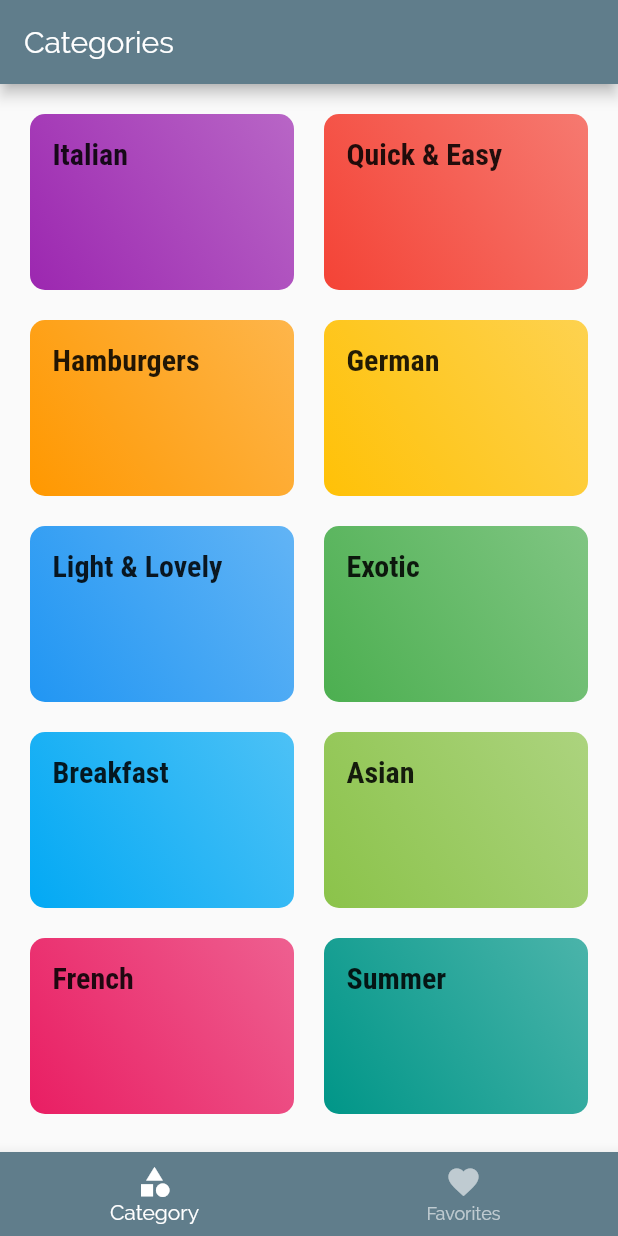
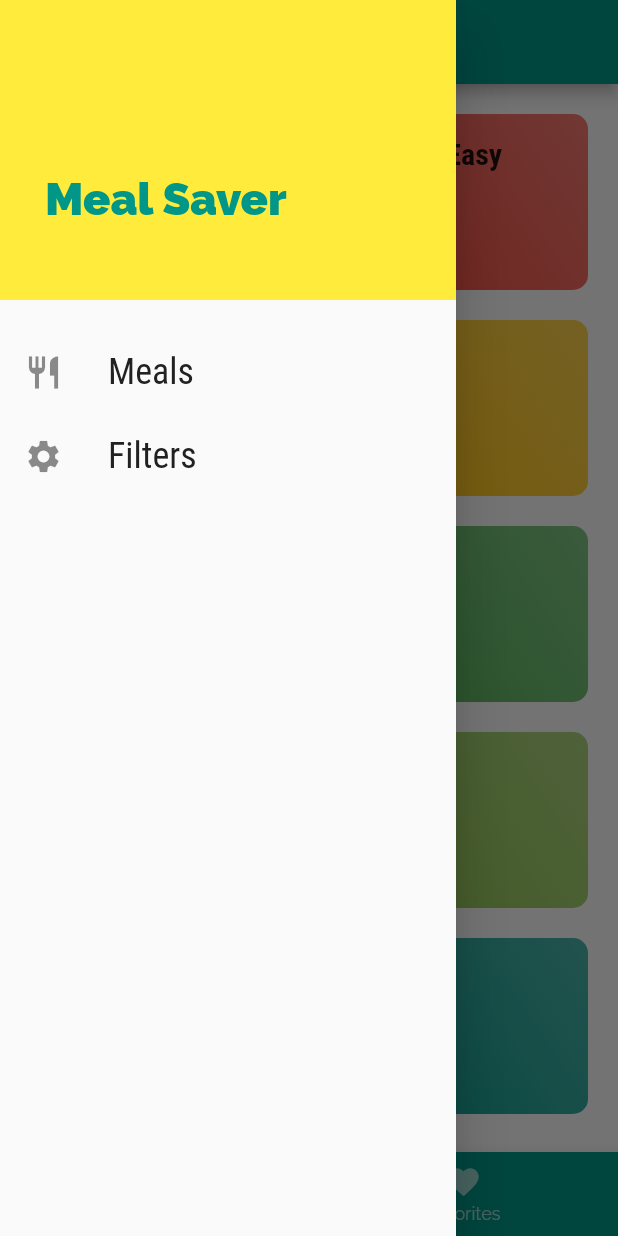
Before and after one commit to jemcmullin/meals_app_flutter_udemy, a Flutter app: the screen it shows after launch, with the side drawer open (before the commit the screen has no drawer), on a phone screen of 412 x 824 dp. Run offline on Flutter 3.47's test engine with Material 2 defaults, Android fonts, the phone set to English and light mode, and no system bars.

Commit message:
Add main drawer menu UI

```diff
--- a/lib/main.dart
+++ b/lib/main.dart
@@ -15,8 +15,8 @@ class MyApp extends StatelessWidget {
     return MaterialApp(
       title: 'Meals App',
       theme: ThemeData(
-        primarySwatch: Colors.blueGrey,
-        accentColor: Colors.amber,
+        primarySwatch: Colors.teal,
+        accentColor: Colors.yellow,
         fontFamily: 'Raleway',
         textTheme: ThemeData.light().textTheme.copyWith(
               bodyText1: TextStyle(
--- a/lib/screens/tabs_screen.dart
+++ b/lib/screens/tabs_screen.dart
@@ -1,4 +1,5 @@
 import 'package:flutter/material.dart';
+import '../widgets/main_drawer.dart';
 import '../screens/categories_screen.dart';
 import '../screens/favorites_screen.dart';
 
@@ -25,6 +26,7 @@ class _TabsScreenState extends State<TabsScreen> {
   Widget build(BuildContext context) {
     return Scaffold(
       appBar: AppBar(title: Text(_pages[_selectedIndex]['title'])),
+      drawer: MainDrawer(),
       body: _pages[_selectedIndex]['page'],
       bottomNavigationBar: BottomNavigationBar(
         selectedItemColor: Colors.white,
--- /dev/null
+++ b/lib/widgets/main_drawer.dart
@@ -0,0 +1,46 @@
+import 'package:flutter/material.dart';
+
+class MainDrawer extends StatelessWidget {
+  Widget _buildListItem(IconData listIcon, String label) {
+    return ListTile(
+      leading: Icon(listIcon, size: 26),
+      title: Text(
+        label,
+        style: TextStyle(
+          fontSize: 24,
+          fontFamily: 'RobotoCondensed',
+        ),
+      ),
+      onTap: () {},
+    );
+  }
+
+  @override
+  Widget build(BuildContext context) {
+    return Drawer(
+      child: Column(
+        children: [
+          Container(
+            padding: EdgeInsets.symmetric(horizontal: 30, vertical: 50),
+            alignment: Alignment.bottomLeft,
+            height: 200,
+            width: double.infinity,
+            child: Text(
+              'Meal Saver',
+              style: TextStyle(
+                  fontWeight: FontWeight.w900,
+                  fontSize: 30,
+                  color: Theme.of(context).primaryColor),
+            ),
+            color: Theme.of(context).accentColor,
+          ),
+          SizedBox(
+            height: 20,
+          ),
+          _buildListItem(Icons.restaurant, 'Meals'),
+          _buildListItem(Icons.settings, 'Filters'),
+        ],
+      ),
+    );
+  }
+}
```
